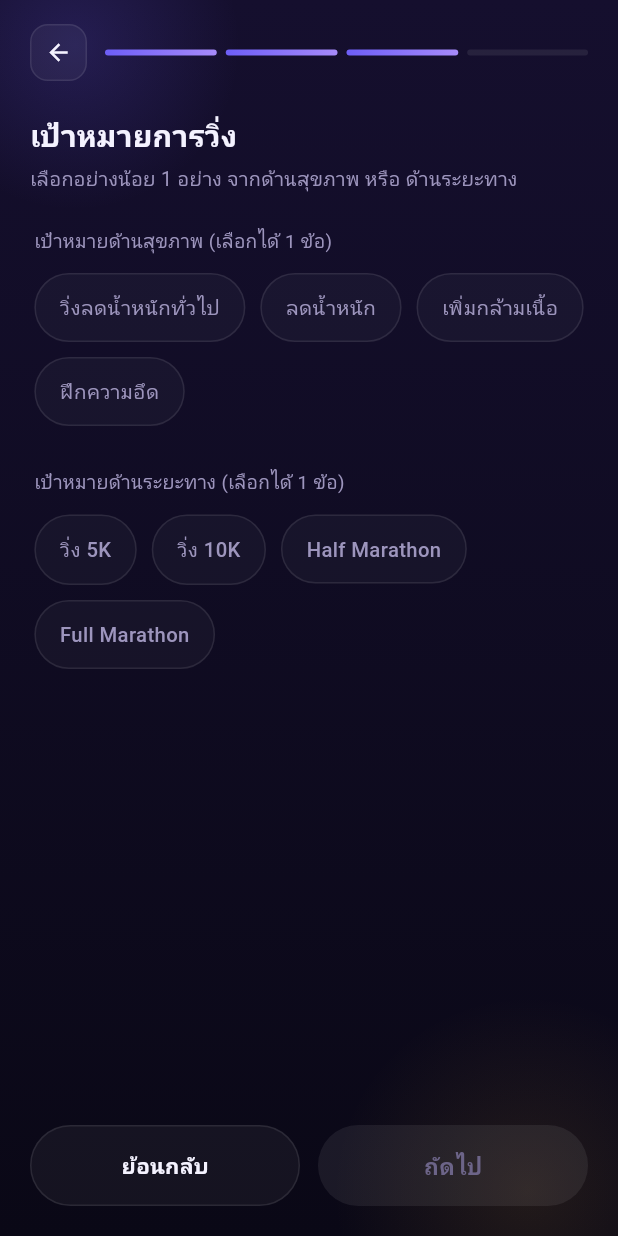
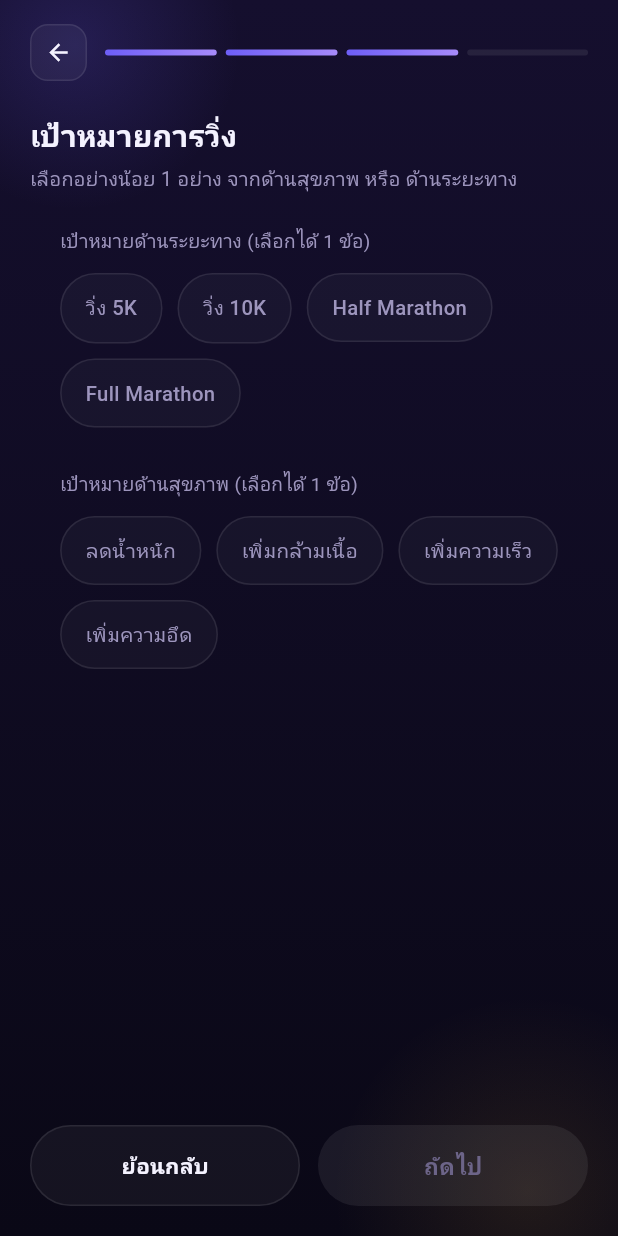
Before and after one commit to MasTerKey1121/Pacegasus_application, a Flutter app: the OnboardingGoalScreen screen opened directly, on a phone screen of 412 x 824 dp. Run offline on Flutter 3.47's test engine with Material 3 defaults, Android fonts, the phone set to English and light mode, and no system bars; our stand-ins replace flutter_riverpod, flutter_secure_storage, google_fonts; accounts and stored records are empty; Roboto replaces fonts that are missing (Kanit, Sarabun).

Commit message:
ก่อนเริ่มหน้า session

```diff
--- a/frontend/lib/screens/onboarding/onboarding_goal_screen.dart
+++ b/frontend/lib/screens/onboarding/onboarding_goal_screen.dart
@@ -7,7 +7,7 @@ import '../../widgets/common.dart';
 import 'onboarding_history_screen.dart';
 import '../../models/onboarding_data.dart';
 
-const _healthGoalOptions = ['วิ่งลดน้ำหนักทั่วไป', 'ลดน้ำหนัก', 'เพิ่มกล้ามเนื้อ', 'ฝึกความอึด'];
+const _healthGoalOptions = ['ลดน้ำหนัก', 'เพิ่มกล้ามเนื้อ','เพิ่มความเร็ว','เพิ่มความอึด'];
 const _distanceGoalOptions = ['วิ่ง 5K', 'วิ่ง 10K', 'Half Marathon', 'Full Marathon'];
 
 const Map<String, double> _distanceKm = {
@@ -19,10 +19,10 @@ const Map<String, double> _distanceKm = {
 
 // แมพชื่อไทยในแอป -> enum goalType ที่ API รับ
 const Map<String, String> _healthGoalTypeMap = {
-  'วิ่งลดน้ำหนักทั่วไป': 'general_fitness',
   'ลดน้ำหนัก': 'lose_weight',
-  'เพิ่มกล้ามเนื้อ': 'general_fitness',
-  'ฝึกความอึด': 'stay_consistent',
+  'เพิ่มกล้ามเนื้อ': 'build_muscle',
+  'เพิ่มความเร็ว': 'increase_speed',
+  'เพิ่มความอึด': 'stay_consistent',
 };
 const Map<String, String> _distanceGoalTypeMap = {
   'วิ่ง 5K': 'run_5k',
@@ -34,6 +34,10 @@ const Map<String, String> _distanceGoalTypeMap = {
 const double _minPaceSecPerKm = 2 * 60 + 30;
 const double _maxPaceSecPerKm = 12 * 60;
 
+// ตัวเลือกชั่วโมง/นาทีสำหรับ dropdown
+const List<int> _hourOptions = [0, 1, 2, 3, 4, 5, 6, 7, 8];
+const List<int> _minuteOptions = [0, 5, 10, 15, 20, 25, 30, 35, 40, 45, 50, 55];
+
 class OnboardingGoalScreen extends ConsumerStatefulWidget {
   const OnboardingGoalScreen({super.key});
 
@@ -42,42 +46,40 @@ class OnboardingGoalScreen extends ConsumerStatefulWidget {
 }
 
 class _OnboardingGoalScreenState extends ConsumerState<OnboardingGoalScreen> {
-  late final TextEditingController _timeController;
+  int? _selectedHour;
+  int? _selectedMinute;
+  bool _skipTime = false;
   String? _paceError;
 
   @override
   void initState() {
     super.initState();
     final existing = ref.read(onboardingProvider).data.targetFinishTime;
-    _timeController = TextEditingController(text: existing);
+    if (existing != null && existing.contains(':')) {
+      final parts = existing.split(':');
+      _selectedHour = int.tryParse(parts[0]);
+      _selectedMinute = int.tryParse(parts[1]);
+    }
   }
 
-  @override
-  void dispose() {
-    _timeController.dispose();
-    super.dispose();
-  }
-
-  void _onTimeChanged(String value, OnboardingNotifier notifier, String distanceGoal) {
-    final parts = value.split(':');
-    if (parts.length != 2) {
-      setState(() {
-        _paceError = value.isEmpty ? null : 'กรอกในรูปแบบ ชั่วโมง:นาที เช่น 1:30';
-      });
+  void _recalculate(OnboardingNotifier notifier, String distanceGoal) {
+    if (_skipTime) {
+      setState(() => _paceError = null);
       notifier.update((d) {
-        d.targetFinishTime = value;
+        d.targetFinishTime = '';
         d.targetPaceSecPerKm = null;
         d.targetSpeedKmPerSec = null;
       });
       return;
     }
 
-    final h = int.tryParse(parts[0]);
-    final m = int.tryParse(parts[1]);
+    final h = _selectedHour;
+    final m = _selectedMinute;
+
     if (h == null || m == null) {
-      setState(() => _paceError = 'กรอกในรูปแบบ ชั่วโมง:นาที เช่น 1:30');
+      setState(() => _paceError = null);
       notifier.update((d) {
-        d.targetFinishTime = value;
+        d.targetFinishTime = '';
         d.targetPaceSecPerKm = null;
         d.targetSpeedKmPerSec = null;
       });
@@ -86,23 +88,24 @@ class _OnboardingGoalScreenState extends ConsumerState<OnboardingGoalScreen> {
 
     final finishSeconds = (h * 3600 + m * 60).toDouble();
     final distanceKm = _distanceKm[distanceGoal]!;
-    final paceSecPerKm = finishSeconds / distanceKm;
 
     if (finishSeconds <= 0) {
-      setState(() => _paceError = 'กรุณากรอกเวลาที่ต้องการจบ');
+      setState(() => _paceError = 'กรุณาเลือกเวลาที่ต้องการจบ');
       notifier.update((d) {
-        d.targetFinishTime = value;
+        d.targetFinishTime = '$h:$m';
         d.targetPaceSecPerKm = null;
         d.targetSpeedKmPerSec = null;
       });
       return;
     }
 
+    final paceSecPerKm = finishSeconds / distanceKm;
+
     if (paceSecPerKm < _minPaceSecPerKm || paceSecPerKm > _maxPaceSecPerKm) {
       setState(() =>
           _paceError = 'Pace ต้องอยู่ระหว่าง 2:30 - 12:00 นาที/กม. (ปัจจุบันคำนวณได้ ${_formatPace(paceSecPerKm)})');
       notifier.update((d) {
-        d.targetFinishTime = value;
+        d.targetFinishTime = '$h:$m';
         d.targetPaceSecPerKm = null;
         d.targetSpeedKmPerSec = null;
       });
@@ -111,7 +114,7 @@ class _OnboardingGoalScreenState extends ConsumerState<OnboardingGoalScreen> {
 
     setState(() => _paceError = null);
     notifier.update((d) {
-      d.targetFinishTime = value;
+      d.targetFinishTime = '$h:$m';
       d.targetPaceSecPerKm = paceSecPerKm;
       d.targetSpeedKmPerSec = distanceKm / finishSeconds;
     });
@@ -151,7 +154,8 @@ class _OnboardingGoalScreenState extends ConsumerState<OnboardingGoalScreen> {
     final data = ob.data;
 
     final hasAnyGoal = data.healthGoal != null || data.distanceGoal != null;
-    final needsValidTime = data.distanceGoal != null;
+    // ต้องกรอกเวลาให้ครบเฉพาะตอนเลือกระยะทางแล้ว และยังไม่ได้ติ๊ก "ไม่สนใจเวลาจบ"
+    final needsValidTime = data.distanceGoal != null && !_skipTime;
     final canProceed =
         hasAnyGoal && (!needsValidTime || data.targetSpeedKmPerSec != null) && !ob.isSubmitting;
 
@@ -185,22 +189,7 @@ class _OnboardingGoalScreenState extends ConsumerState<OnboardingGoalScreen> {
                       child: Column(
                         crossAxisAlignment: CrossAxisAlignment.start,
                         children: [
-                          Text('เป้าหมายด้านสุขภาพ (เลือกได้ 1 ข้อ)',
-                              style: AppText.body(size: 12.5, color: AppColors.textSecondary)),
-                          const SizedBox(height: 12),
-                          Wrap(
-                            spacing: 10,
-                            runSpacing: 10,
-                            children: _healthGoalOptions
-                                .map((g) => MultiChip(
-                                      label: g,
-                                      selected: data.healthGoal == g,
-                                      onTap: () => notifier.update(
-                                          (d) => d.healthGoal = d.healthGoal == g ? null : g),
-                                    ))
-                                .toList(),
-                          ),
-                          const SizedBox(height: 28),
+                          // ---------- โซนระยะทาง (ขึ้นก่อน) ----------
                           Text('เป้าหมายด้านระยะทาง (เลือกได้ 1 ข้อ)',
                               style: AppText.body(size: 12.5, color: AppColors.textSecondary)),
                           const SizedBox(height: 12),
@@ -218,7 +207,12 @@ class _OnboardingGoalScreenState extends ConsumerState<OnboardingGoalScreen> {
                                           d.targetFinishTime = '';
                                           d.targetPaceSecPerKm = null;
                                           d.targetSpeedKmPerSec = null;
-                                          _timeController.clear();
+                                          setState(() {
+                                            _selectedHour = null;
+                                            _selectedMinute = null;
+                                            _skipTime = false;
+                                            _paceError = null;
+                                          });
                                         }
                                       }),
                                     ))
@@ -226,22 +220,98 @@ class _OnboardingGoalScreenState extends ConsumerState<OnboardingGoalScreen> {
                           ),
                           if (data.distanceGoal != null) ...[
                             const SizedBox(height: 22),
-                            AppTextField(
-                              label: 'ต้องการจบภายในเวลาเท่าไหร่ (ชม:นาที)',
-                              hint: 'เช่น 1:30',
-                              keyboardType: TextInputType.datetime,
-                              controller: _timeController,
-                              onChanged: (v) => _onTimeChanged(v, notifier, data.distanceGoal!),
+                            Text('ต้องการจบภายในเวลาเท่าไหร่',
+                                style: AppText.body(size: 12.5, color: AppColors.textSecondary)),
+                            const SizedBox(height: 10),
+                            Row(
+                              children: [
+                                Expanded(
+                                  child: DropdownButtonFormField<int>(
+                                    value: _selectedHour,
+                                    isExpanded: true,
+                                    decoration: const InputDecoration(
+                                      labelText: 'ชั่วโมง',
+                                      border: OutlineInputBorder(),
+                                    ),
+                                    items: _hourOptions
+                                        .map((h) => DropdownMenuItem(value: h, child: Text('$h ชม.')))
+                                        .toList(),
+                                    onChanged: _skipTime
+                                        ? null
+                                        : (v) {
+                                            setState(() => _selectedHour = v);
+                                            _recalculate(notifier, data.distanceGoal!);
+                                          },
+                                  ),
+                                ),
+                                const SizedBox(width: 12),
+                                Expanded(
+                                  child: DropdownButtonFormField<int>(
+                                    value: _selectedMinute,
+                                    isExpanded: true,
+                                    decoration: const InputDecoration(
+                                      labelText: 'นาที',
+                                      border: OutlineInputBorder(),
+                                    ),
+                                    items: _minuteOptions
+                                        .map((m) => DropdownMenuItem(value: m, child: Text('$m นาที')))
+                                        .toList(),
+                                    onChanged: _skipTime
+                                        ? null
+                                        : (v) {
+                                            setState(() => _selectedMinute = v);
+                                            _recalculate(notifier, data.distanceGoal!);
+                                          },
+                                  ),
+                                ),
+                              ],
+                            ),
+                            const SizedBox(height: 10),
+                            Row(
+                              children: [
+                                Checkbox(
+                                  value: _skipTime,
+                                  onChanged: (v) {
+                                    setState(() {
+                                      _skipTime = v ?? false;
+                                      if (_skipTime) {
+                                        _selectedHour = null;
+                                        _selectedMinute = null;
+                                        _paceError = null;
+                                      }
+                                    });
+                                    _recalculate(notifier, data.distanceGoal!);
+                                  },
+                                ),
+                                Text('ไม่สนใจเวลาจบ', style: AppText.body(size: 13)),
+                              ],
                             ),
                             const SizedBox(height: 8),
-                            if (_paceError != null)
+                            if (!_skipTime && _paceError != null)
                               Text(_paceError!, style: AppText.body(size: 12, color: AppColors.red1))
-                            else if (data.targetPaceSecPerKm != null)
+                            else if (!_skipTime && data.targetPaceSecPerKm != null)
                               Text(
                                 'Pace โดยประมาณ: ${_formatPace(data.targetPaceSecPerKm!)} นาที/กม.',
                                 style: AppText.body(size: 12, color: AppColors.textSecondary),
                               ),
                           ],
+                          const SizedBox(height: 28),
+                          // ---------- โซนสุขภาพ (ย้ายมาไว้ทีหลัง) ----------
+                          Text('เป้าหมายด้านสุขภาพ (เลือกได้ 1 ข้อ)',
+                              style: AppText.body(size: 12.5, color: AppColors.textSecondary)),
+                          const SizedBox(height: 12),
+                          Wrap(
+                            spacing: 10,
+                            runSpacing: 10,
+                            children: _healthGoalOptions
+                                .map((g) => MultiChip(
+                                      label: g,
+                                      selected: data.healthGoal == g,
+                                      onTap: () => notifier.update(
+                                          (d) => d.healthGoal = d.healthGoal == g ? null : g),
+                                    ))
+                                .toList(),
+                          ),
                           if (ob.errorMessage != null) ...[
                             const SizedBox(height: 16),
                             Text(ob.errorMessage!, style: AppText.body(size: 12.5, color: AppColors.red1)),
--- a/frontend/lib/screens/onboarding/onboarding_history_screen.dart
+++ b/frontend/lib/screens/onboarding/onboarding_history_screen.dart
@@ -183,7 +183,7 @@ class OnboardingHistoryScreen extends ConsumerWidget {
                             child: Column(
                               crossAxisAlignment: CrossAxisAlignment.start,
                               children: [
-                                Text('สรุปให้เห็นก่อน', style: AppText.heading(size: 14)),
+                                Text('สรุปประวัติการวิ่ง', style: AppText.heading(size: 14)),
                                 const SizedBox(height: 12),
                                 _SummaryRow(
                                   'ประสบการณ์',
```
Also changed, not shown: frontend/lib/screens/auth/terms_screen.dart (added, +235 -0 lines), frontend/lib/screens/home/home_screen.dart (+13 -2 lines), 1 other file.
